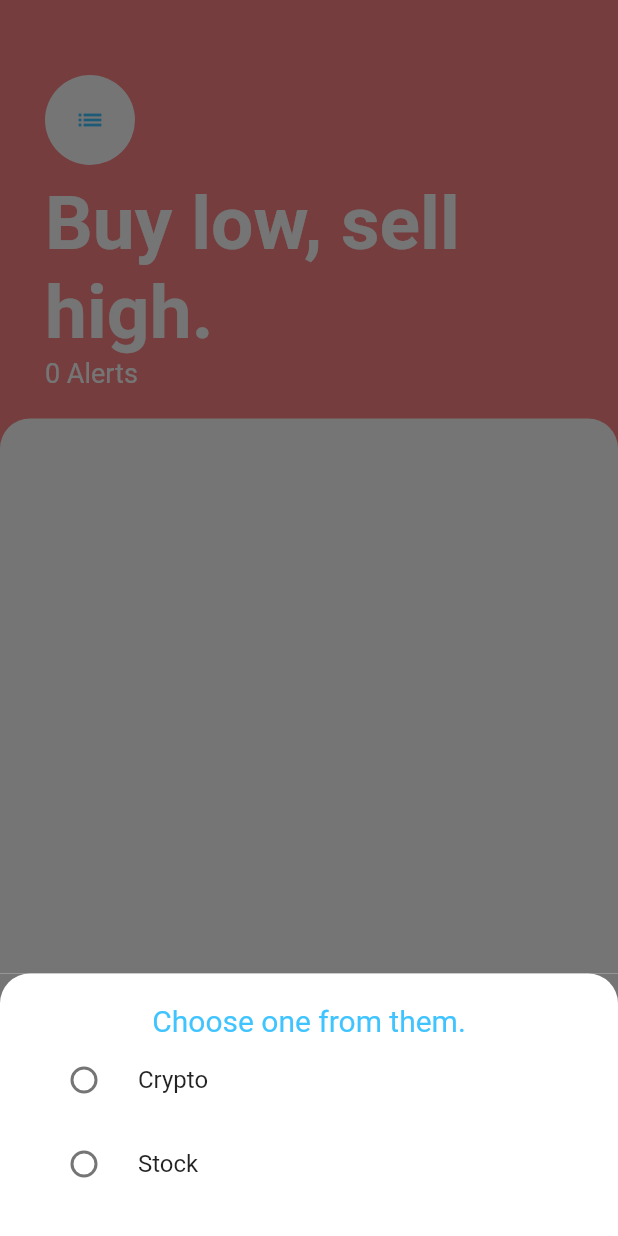
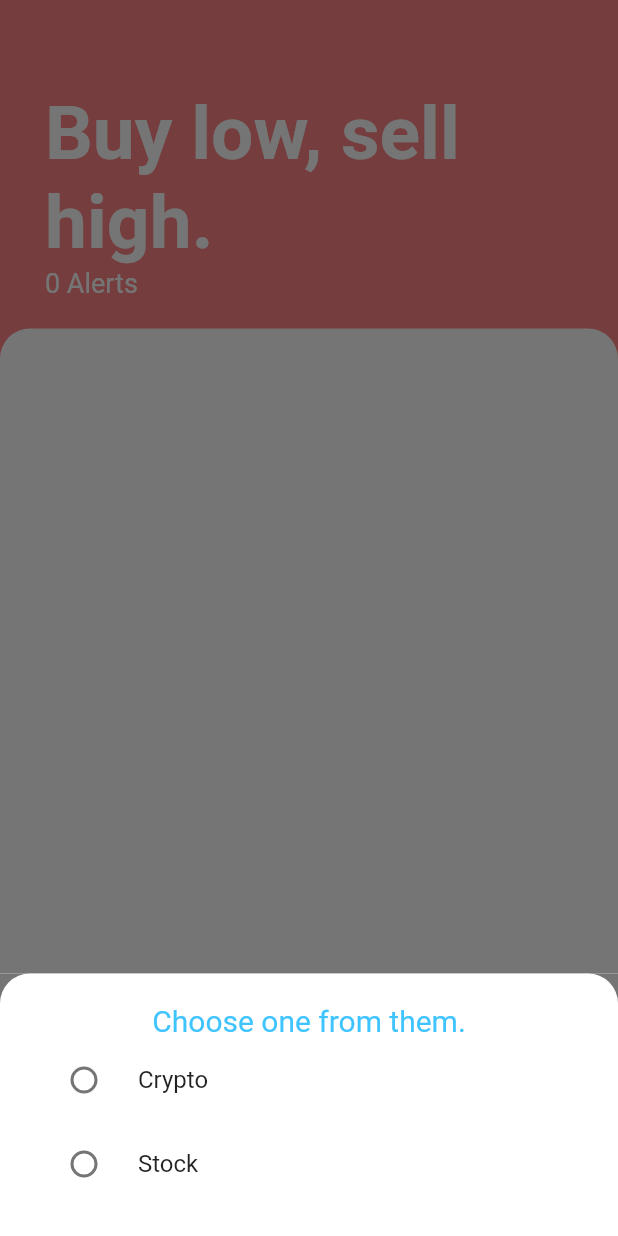
Before and after one commit to northwindapps/stock_price_alert, a Flutter app: the screen it shows after launch, after a tap on the "add" icon, on a phone screen of 412 x 824 dp. Run offline on Flutter 3.47's test engine with Material 2 defaults, Android fonts, the phone set to English and light mode, and no system bars; our stand-ins replace flutter_dotenv, flutter_local_notifications, shared_preferences; missing offline and left inert: workmanager.

Commit message:
androidv103

```diff
--- a/lib/main.dart
+++ b/lib/main.dart
@@ -1,13 +1,12 @@
 import 'dart:convert';
-import 'package:firebase_messaging/firebase_messaging.dart';
+// import 'package:firebase_messaging/firebase_messaging.dart';
 import 'package:flutter/material.dart';
 import 'package:shared_preferences/shared_preferences.dart';
 import 'package:workmanager/workmanager.dart';
-import 'package:firebase_core/firebase_core.dart';
-import 'firebase_options.dart';
+// import 'package:firebase_core/firebase_core.dart';
+// import 'firebase_options.dart';
 import 'dart:io';
 import 'package:flutter_local_notifications/flutter_local_notifications.dart';
-import 'package:background_fetch/background_fetch.dart';
 import 'package:http/http.dart' as http;
 import 'package:stock_price_checker_app/screens/tasks_screen.dart';
 import 'package:provider/provider.dart';
@@ -15,18 +14,19 @@ import 'package:stock_price_checker_app/models/task_data.dart';
 import 'package:flutter_dotenv/flutter_dotenv.dart';
 import 'models/task.dart';
 
-Future<void> _firebaseMessagingBackgroundHandler(RemoteMessage message) async {
-  // If you're going to use other Firebase services in the background, such as Firestore,
-  // make sure you call `initializeApp` before using other Firebase services.
-  await Firebase.initializeApp();
-  await showNotification('hi', 'how are you?', true);
-  fetchData();
-  print("Handling a background message: ${message.messageId}");
-}
+// Future<void> _firebaseMessagingBackgroundHandler(RemoteMessage message) async {
+//   // If you're going to use other Firebase services in the background, such as Firestore,
+//   // make sure you call `initializeApp` before using other Firebase services.
+//   await Firebase.initializeApp();
+//   await showNotification('hi', 'how are you?', true);
+//   fetchData();
+//   print("Handling a background message: ${message.messageId}");
+// }
 
 final FlutterLocalNotificationsPlugin flutterLocalNotificationsPlugin =
     FlutterLocalNotificationsPlugin();
 
+@pragma('vm:entry-point')
 void callbackDispatcher() {
   Workmanager().executeTask((task, inputData) async {
     switch (task) {
@@ -125,43 +125,6 @@ void main() async {
   WidgetsFlutterBinding.ensureInitialized();
   if (Platform.isIOS) {
     // Code for iOS
-    print("Running on iOS");
-    await initNotifications();
-    // Step 1:  Configure BackgroundFetch as usual.
-    int status = await BackgroundFetch.configure(
-        BackgroundFetchConfig(
-          minimumFetchInterval: 15,
-          stopOnTerminate:
-              false, // Continue running background tasks even if the app is terminated
-          enableHeadless: true, // Enable headless mode
-          startOnBoot: true, // Start background fetch on device boot
-        ), (String taskId) async {
-      // <-- Event callback.
-      // This is the fetch-event callback.
-      print("[BackgroundFetch] taskId: $taskId");
-
-      // Use a switch statement to route task-handling.
-      switch (taskId) {
-        case 'com.yumiya.mytask':
-          print("Received custom task");
-          showNotification('hi', 'how are you?', false);
-          break;
-        default:
-          print("Default fetch task");
-      }
-      // Finish, providing received taskId.
-      BackgroundFetch.finish(taskId);
-    }, (String taskId) async {
-      // <-- Event timeout callback
-      // This task has exceeded its allowed running-time.  You must stop what you're doing and immediately .finish(taskId)
-      print("[BackgroundFetch] TIMEOUT taskId: $taskId");
-      BackgroundFetch.finish(taskId);
-    });
-
-    // Step 2:  Schedule a custom "oneshot" task "com.transistorsoft.customtask" to execute 5000ms from now.
-    BackgroundFetch.scheduleTask(
-        TaskConfig(taskId: "com.yumiya.mytask", delay: 5000 // <-- milliseconds
-            ));
   } else if (Platform.isAndroid) {
     await Workmanager().initialize(
         callbackDispatcher, // The top level function, aka callbackDispatcher
@@ -181,41 +144,41 @@ void main() async {
   }
 
   //make sure you turned on wifi connection
-  await Firebase.initializeApp(
-    options: DefaultFirebaseOptions.currentPlatform,
-  );
-  FirebaseMessaging.instance.requestPermission();
-  FirebaseMessaging messaging = FirebaseMessaging.instance;
-  final fcmToken = await FirebaseMessaging.instance.getToken();
-  print(fcmToken);
-  NotificationSettings settings = await messaging.requestPermission(
-    alert: true,
-    announcement: false,
-    badge: true,
-    carPlay: false,
-    criticalAlert: false,
-    provisional: false,
-    sound: true,
-  );
+  // await Firebase.initializeApp(
+  //   options: DefaultFirebaseOptions.currentPlatform,
+  // );
+  // FirebaseMessaging.instance.requestPermission();
+  // FirebaseMessaging messaging = FirebaseMessaging.instance;
+  // final fcmToken = await FirebaseMessaging.instance.getToken();
+  // print(fcmToken);
+  // NotificationSettings settings = await messaging.requestPermission(
+  //   alert: true,
+  //   announcement: false,
+  //   badge: true,
+  //   carPlay: false,
+  //   criticalAlert: false,
+  //   provisional: false,
+  //   sound: true,
+  // );
 
-  print('User granted permission: ${settings.authorizationStatus}');
+  // print('User granted permission: ${settings.authorizationStatus}');
   // await FirebaseMessaging.instance.setAutoInitEnabled(true);
   // final fcmToken = await FirebaseMessaging.instance.getToken();
   // print(fcmToken);
 
-  FirebaseMessaging.onMessage.listen((RemoteMessage message) {
-    print('Got a message whilst in the foreground!');
-    print('Message data: ${message.data}');
+  // FirebaseMessaging.onMessage.listen((RemoteMessage message) {
+  //   print('Got a message whilst in the foreground!');
+  //   print('Message data: ${message.data}');
 
-    if (message.notification != null) {
-      print('Message also contained a notification: ${message.notification}');
-    }
+  //   if (message.notification != null) {
+  //     print('Message also contained a notification: ${message.notification}');
+  //   }
 
-    showNotification('hi', 'how are you?', false);
-    fetchData();
-  });
+  //   showNotification('hi', 'how are you?', false);
+  //   fetchData();
+  // });
 
-  FirebaseMessaging.onBackgroundMessage(_firebaseMessagingBackgroundHandler);
+  // FirebaseMessaging.onBackgroundMessage(_firebaseMessagingBackgroundHandler);
   runApp(MyApp());
 }
 
@@ -241,12 +204,10 @@ Future<void> fetchData() async {
     for (var i = 0; i < names.length; i++) {
       var response;
       if (stockTypes[i] == 0) {
-        response =
-            await http.get(Uri.parse("${dotenv.env['API_URL']}${names[i]}"));
+        response = await http.get(Uri.parse("${names[i]}"));
         // await http.get(Uri.parse(
       } else {
-        response =
-            await http.get(Uri.parse("${dotenv.env['API_URL']}${names[i]}"));
+        response = await http.get(Uri.parse("${names[i]}"));
         // await http.get(Uri.parse(
       }
 
@@ -290,6 +251,8 @@ Future<void> fetchData() async {
       await showNotification('Dumped stocks:', dumpedStr, true);
     }
 
+    await Future.delayed(Duration(seconds: 10));
+
     if (pumpedStr.isNotEmpty) {
       await showNotification('pumped stocks:', pumpedStr, false);
     }
@@ -302,6 +265,7 @@ class MyApp extends StatelessWidget {
     return ChangeNotifierProvider(
       create: (context) => TaskData(),
       child: MaterialApp(
+        debugShowCheckedModeBanner: false,
         home: TasksScreen(),
       ),
     );
--- a/lib/screens/tasks_screen.dart
+++ b/lib/screens/tasks_screen.dart
@@ -36,28 +36,28 @@ class TasksScreen extends StatelessWidget {
             child: Column(
               crossAxisAlignment: CrossAxisAlignment.start,
               children: <Widget>[
-                GestureDetector(
-                  onTap: () async {
-                    // Your onPressed action code goes here
-                    // This function will be executed when the CircleAvatar is tapped
-                    print("CircleAvatar tapped");
-                    // await fetchData();
-                    await fetchData();
-                    // await showNotification('hi', 'notificationBody', false);
-                    // await showNotification('hi', 'notificationBody2', false);
-                    // await Future.delayed(Duration(seconds: 10));
-                    // await showNotification('hi', 'notificationBody2', true);
-                  },
-                  child: CircleAvatar(
-                    child: Icon(
-                      Icons.list,
-                      size: 20.0,
-                      color: Colors.lightBlueAccent,
-                    ),
-                    backgroundColor: Colors.white,
-                    radius: 30.0,
-                  ),
-                ),
+                // GestureDetector(
+                //   onTap: () async {
+                //     // Your onPressed action code goes here
+                //     // This function will be executed when the CircleAvatar is tapped
+                //     print("CircleAvatar tapped");
+                //     // await fetchData();
+                //     await fetchData();
+                //     // await showNotification('hi', 'notificationBody', false);
+                //     // await showNotification('hi', 'notificationBody2', false);
+                //     // await Future.delayed(Duration(seconds: 10));
+                //     // await showNotification('hi', 'notificationBody2', true);
+                //   },
+                //   child: CircleAvatar(
+                //     child: Icon(
+                //       Icons.list,
+                //       size: 20.0,
+                //       color: Colors.lightBlueAccent,
+                //     ),
+                //     backgroundColor: Colors.white,
+                //     radius: 30.0,
+                //   ),
+                // ),
                 SizedBox(
                   height: 10.0,
                 ),
```
Also changed, not shown: pubspec.yaml (+3 -4 lines), lib/firebase_options.dart (deleted), pubspec.lock, 1 other file.
